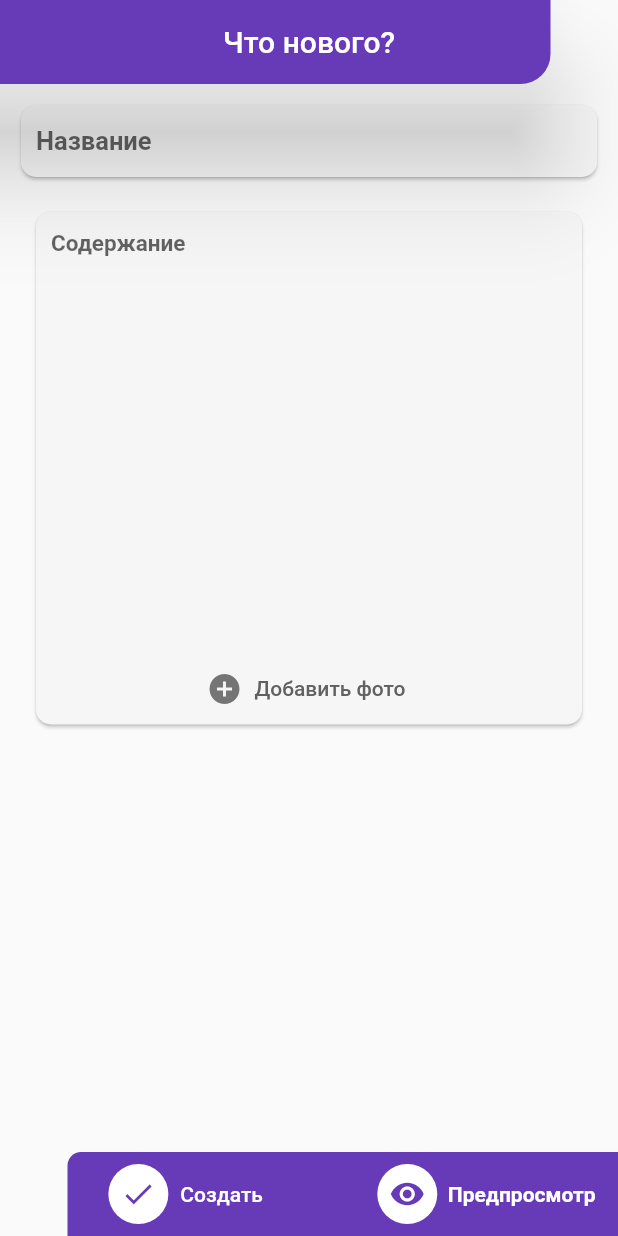
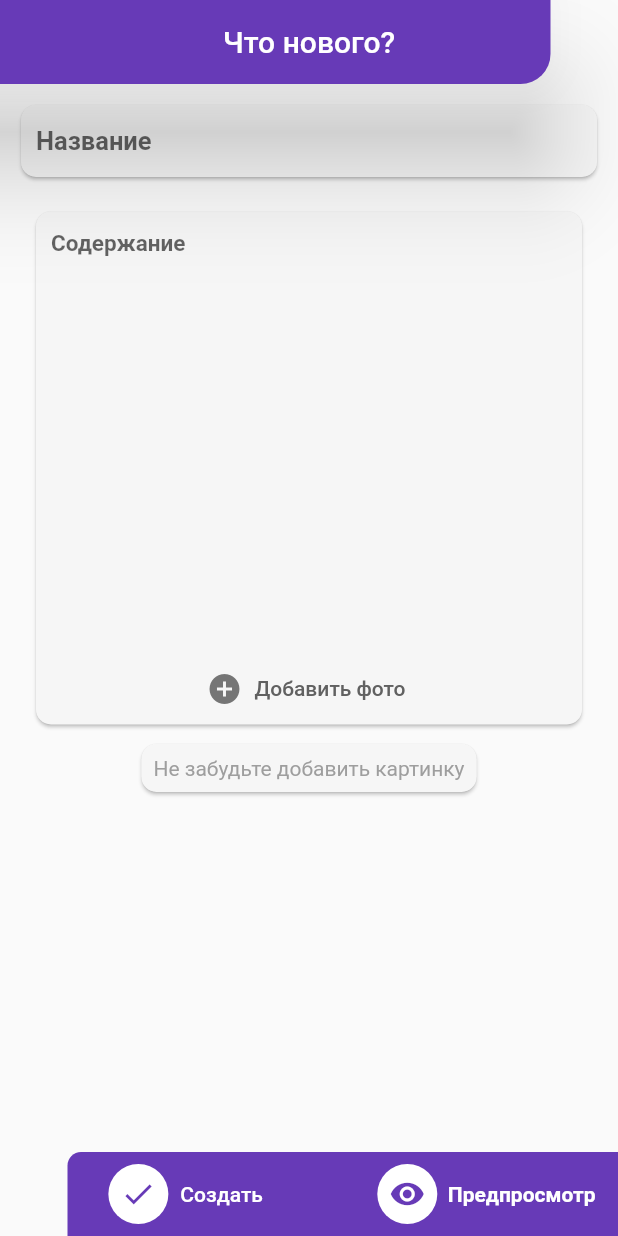
Before and after one commit to Maksimka101/blog_frontend, a Flutter app: the CreatePostScreen screen opened directly, on a phone screen of 412 x 824 dp. Run offline on Flutter 3.47's test engine with Material 2 defaults, Android fonts, the phone set to English and light mode, and no system bars; our stand-ins replace cached_network_image, connectivity, firebase_storage, flutter_secure_storage, image_picker, liquid_pull_to_refresh and 1 more; missing offline and left inert: bloc_pattern; accounts and stored records are empty.

Commit message:
Fixed comment creating. Fix date parse. Fixed post deleting.

```diff
--- a/lib/bloc/newsFeedBloc.dart
+++ b/lib/bloc/newsFeedBloc.dart
@@ -88,6 +88,8 @@ class NewsFeedBloc extends BlocBase {
         _uiPostEvent.sink
             .add(UiEventError(message: 'Не удалось создать пост.'));
         _loadUserSubscriptions(EventLoadPosts(userName: _userName));
+      } else {
+        _postEvents.add(EventLoadPosts(userName: _userName));
       }
     });
   }
--- a/lib/bloc/userPostsBloc.dart
+++ b/lib/bloc/userPostsBloc.dart
@@ -76,6 +76,8 @@ class UserPostsBloc extends BlocBase {
         _loadUserPosts(EventLoadPosts(userName: _userName));
         _errorUiEvents.sink
             .add(UiEventError(message: 'Не удалось создать комментарий.'));
+      } else {
+        _eventsStream.add(EventLoadPosts(userName: _userName));
       }
     });
   }
@@ -86,6 +88,8 @@ class UserPostsBloc extends BlocBase {
       if (response.status != Status.Ok) {
         _errorUiEvents.sink
             .add(UiEventError(message: 'Не удалось удалить пост.'));
+      } else {
+        _eventsStream.add(EventLoadPosts(userName: _userName));
       }
     });
   }
--- a/lib/repository/backendRepository.dart
+++ b/lib/repository/backendRepository.dart
@@ -84,6 +84,7 @@ class BackendRepository {
       getAllUserSubscription(String userName) async {
     Response<SerializableList<RepositoryUserEntity>> response;
     try {
+      print('User id:');
       final backendResponse = await http
           .get('$BACKEND_URL/blog/user/get_all_subscriptions/$userName');
       final decodedResponse = jsonDecode(backendResponse.body);
--- a/lib/ui/entity/uiPostEntity.dart
+++ b/lib/ui/entity/uiPostEntity.dart
@@ -13,6 +13,7 @@ class UiPostEntity {
     content = json['content'];
     id = json['id'];
     imageUrl = json['image_url'];
+    // date parse
     final List<String> dateTime = json['create_date'].split(' ');
     final List<String> date = dateTime[0].split('-');
     final List<String> minutes = dateTime[1].split('+')[0].split(':');
@@ -22,7 +23,7 @@ class UiPostEntity {
         int.parse(date[2]),
         int.parse(minutes[0]),
         int.parse(minutes[1]),
-        int.parse(minutes[2]));
+        double.parse(minutes[2]).toInt());
     for (final comment in json['comments'])
       comments.add(Comment()..fromJson(comment));
   }
--- a/lib/ui/screens/createPostScreen.dart
+++ b/lib/ui/screens/createPostScreen.dart
@@ -263,6 +263,13 @@ class _CreatePostBodyState extends State<_CreatePostBody> {
                       ],
                     ),
                   ),
+                if (widget.eventCreatePost.imageUrl == null &&
+                    widget.eventCreatePost.image == null)
+                  RoundedCard(
+                    padding: EdgeInsets.symmetric(horizontal: 25),
+                    margin: EdgeInsets.all(8),
+                    child: Text('Не забудьте добавить картинку', style: TextStyle(color: Colors.grey),),
+                  ),
               ],
             ),
           ),
```
Also changed, not shown: lib/ui/widgets/common/newsPage.dart (+0 -8 lines), 1 other file.
